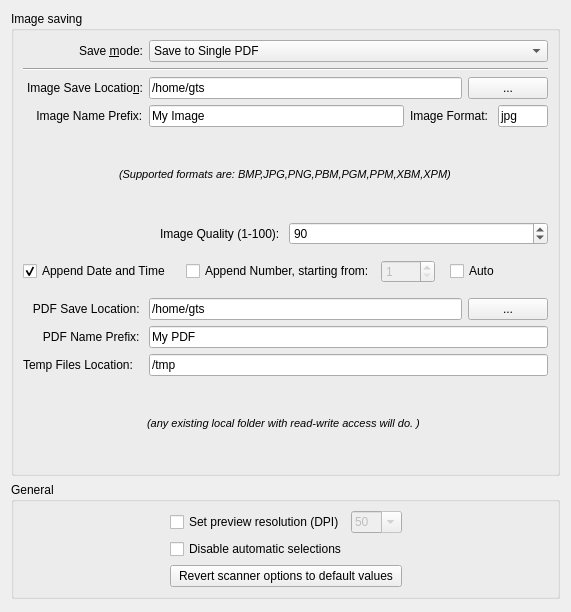
This is src/settings.ui in tsitsos/kde-easy-scan as Qt 5 draws it before an edit. The edited form follows.
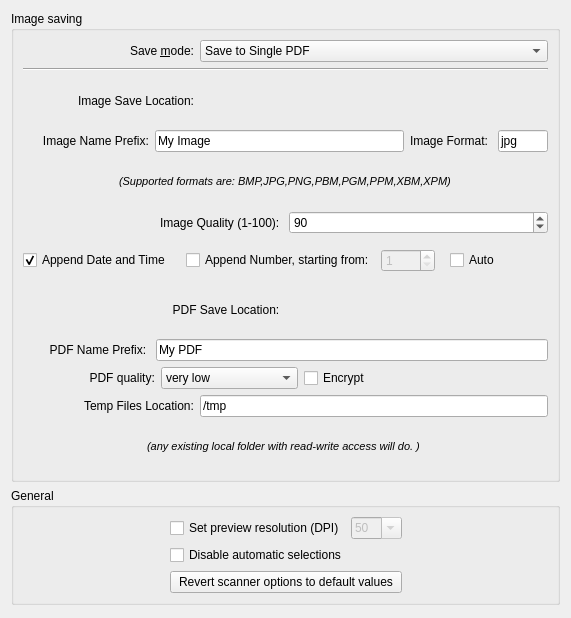
This is the edited form. Custom widgets are drawn as their Qt base class.

The edit to the form file:
```diff
--- a/src/settings.ui
+++ b/src/settings.ui
@@ -7,7 +7,7 @@
     <x>0</x>
     <y>0</y>
     <width>571</width>
-    <height>612</height>
+    <height>618</height>
    </rect>
   </property>
   <property name="minimumSize">
@@ -147,7 +147,28 @@
       <string>Image saving</string>
      </property>
      <layout class="QGridLayout" name="gridLayout">
-      <item row="10" column="0">
+      <item row="8" column="0" colspan="3">
+       <layout class="QHBoxLayout" name="horizontalLayout_5">
+        <item alignment="Qt::AlignRight">
+         <widget class="QLabel" name="label_10">
+          <property name="toolTip">
+           <string>&lt;html&gt;&lt;head/&gt;&lt;body&gt;&lt;p&gt;Default location for saving PDF files.&lt;/p&gt;&lt;/body&gt;&lt;/html&gt;</string>
+          </property>
+          <property name="text">
+           <string>     PDF Save Location: </string>
+          </property>
+         </widget>
+        </item>
+        <item>
+         <widget class="KUrlRequester" name="savePdfDir">
+          <property name="mode">
+           <set>KFile::Directory</set>
+          </property>
+         </widget>
+        </item>
+       </layout>
+      </item>
+      <item row="11" column="0" alignment="Qt::AlignRight">
        <widget class="QLabel" name="label_3">
         <property name="text">
          <string>Temp Files Location:</string>
@@ -180,32 +201,6 @@
         </property>
        </widget>
       </item>
-      <item row="3" column="1">
-       <widget class="QLineEdit" name="saveImgDir">
-        <property name="toolTip">
-         <string>&lt;html&gt;&lt;head/&gt;&lt;body&gt;&lt;p&gt;Default location for saving images.&lt;/p&gt;&lt;/body&gt;&lt;/html&gt;</string>
-        </property>
-        <property name="text">
-         <string>/home/gts</string>
-        </property>
-       </widget>
-      </item>
-      <item row="3" column="2">
-       <widget class="QPushButton" name="getImgDirButton">
-        <property name="sizePolicy">
-         <sizepolicy hsizetype="Fixed" vsizetype="Fixed">
-          <horstretch>0</horstretch>
-          <verstretch>0</verstretch>
-         </sizepolicy>
-        </property>
-        <property name="toolTip">
-         <string>&lt;html&gt;&lt;head/&gt;&lt;body&gt;&lt;p&gt;Choose directory.&lt;/p&gt;&lt;/body&gt;&lt;/html&gt;</string>
-        </property>
-        <property name="text">
-         <string>...</string>
-        </property>
-       </widget>
-      </item>
       <item row="1" column="1" colspan="2">
        <widget class="QComboBox" name="saveMode">
         <property name="toolTip">
@@ -245,7 +240,7 @@
          <string>&lt;html&gt;&lt;head/&gt;&lt;body&gt;&lt;p&gt;Default location for saving images.&lt;/p&gt;&lt;/body&gt;&lt;/html&gt;</string>
         </property>
         <property name="text">
-         <string> Image Save Locatio&amp;n:</string>
+         <string>   Image Save Location:</string>
         </property>
         <property name="alignment">
          <set>Qt::AlignRight|Qt::AlignTrailing|Qt::AlignVCenter</set>
@@ -255,13 +250,20 @@
         </property>
        </widget>
       </item>
-      <item row="10" column="1" colspan="2">
+      <item row="11" column="1" colspan="2">
        <widget class="QLineEdit" name="tmpDir">
         <property name="text">
          <string>/tmp</string>
         </property>
        </widget>
       </item>
+      <item row="3" column="1">
+       <widget class="KUrlRequester" name="saveImgDir">
+        <property name="mode">
+         <set>KFile::Directory</set>
+        </property>
+       </widget>
+      </item>
       <item row="5" column="0" colspan="3" alignment="Qt::AlignHCenter">
        <widget class="QLabel" name="label_8">
         <property name="font">
@@ -275,7 +277,7 @@
         </property>
        </widget>
       </item>
-      <item row="11" column="0" colspan="3" alignment="Qt::AlignHCenter">
+      <item row="12" column="0" colspan="3" alignment="Qt::AlignHCenter">
        <widget class="QLabel" name="label_5">
         <property name="font">
          <font>
@@ -318,40 +320,6 @@
         </item>
        </layout>
       </item>
-      <item row="8" column="0" colspan="3">
-       <layout class="QHBoxLayout" name="horizontalLayout_5">
-        <item alignment="Qt::AlignRight">
-         <widget class="QLabel" name="label_10">
-          <property name="toolTip">
-           <string>&lt;html&gt;&lt;head/&gt;&lt;body&gt;&lt;p&gt;Default location for saving PDF files.&lt;/p&gt;&lt;/body&gt;&lt;/html&gt;</string>
-          </property>
-          <property name="text">
-           <string>   PDF Save Location: </string>
-          </property>
-         </widget>
-        </item>
-        <item>
-         <widget class="QLineEdit" name="savePdfDir">
-          <property name="toolTip">
-           <string>&lt;html&gt;&lt;head/&gt;&lt;body&gt;&lt;p&gt;Default location for saving PDF files.&lt;/p&gt;&lt;/body&gt;&lt;/html&gt;</string>
-          </property>
-          <property name="text">
-           <string>/home/gts</string>
-          </property>
-         </widget>
-        </item>
-        <item>
-         <widget class="QPushButton" name="getPdfDirButton">
-          <property name="toolTip">
-           <string>&lt;html&gt;&lt;head/&gt;&lt;body&gt;&lt;p&gt;Choose directory.&lt;/p&gt;&lt;/body&gt;&lt;/html&gt;</string>
-          </property>
-          <property name="text">
-           <string>...</string>
-          </property>
-         </widget>
-        </item>
-       </layout>
-      </item>
       <item row="9" column="0" colspan="3">
        <layout class="QHBoxLayout" name="horizontalLayout_6">
         <item alignment="Qt::AlignRight">
@@ -360,7 +328,7 @@
            <string>&lt;html&gt;&lt;head/&gt;&lt;body&gt;&lt;p&gt;Default filename prefix when saving a documnet as PDF file.&lt;/p&gt;&lt;/body&gt;&lt;/html&gt;</string>
           </property>
           <property name="text">
-           <string>      PDF Name Prefix: </string>
+           <string>        PDF Name Prefix: </string>
           </property>
          </widget>
         </item>
@@ -384,7 +352,7 @@
            <string>&lt;html&gt;&lt;head/&gt;&lt;body&gt;&lt;p&gt;Default filename prefix when saving a documnet as image.&lt;/p&gt;&lt;/body&gt;&lt;/html&gt;</string>
           </property>
           <property name="text">
-           <string>    Image Name Prefix:</string>
+           <string>      Image Name Prefix:</string>
           </property>
          </widget>
         </item>
@@ -491,11 +459,78 @@
         </item>
        </layout>
       </item>
+      <item row="10" column="0" colspan="2">
+       <layout class="QHBoxLayout" name="horizontalLayout_7">
+        <item alignment="Qt::AlignLeft">
+         <widget class="QLabel" name="label_2">
+          <property name="toolTip">
+           <string>&lt;html&gt;&lt;head/&gt;&lt;body&gt;&lt;p&gt;This affects the reuslting file size of the PDF file.&lt;/p&gt;&lt;p&gt;Higher quality means larger file.&lt;/p&gt;&lt;/body&gt;&lt;/html&gt;</string>
+          </property>
+          <property name="text">
+           <string>                    PDF quality:</string>
+          </property>
+         </widget>
+        </item>
+        <item>
+         <widget class="QComboBox" name="pdfQuality">
+          <property name="sizePolicy">
+           <sizepolicy hsizetype="Expanding" vsizetype="Fixed">
+            <horstretch>0</horstretch>
+            <verstretch>0</verstretch>
+           </sizepolicy>
+          </property>
+          <property name="toolTip">
+           <string>&lt;html&gt;&lt;head/&gt;&lt;body&gt;&lt;p&gt;This affects the reuslting file size of the PDF file.&lt;/p&gt;&lt;p&gt;Higher quality means larger file.&lt;/p&gt;&lt;/body&gt;&lt;/html&gt;</string>
+          </property>
+          <property name="editable">
+           <bool>false</bool>
+          </property>
+          <item>
+           <property name="text">
+            <string>very low</string>
+           </property>
+          </item>
+          <item>
+           <property name="text">
+            <string>low</string>
+           </property>
+          </item>
+          <item>
+           <property name="text">
+            <string>high</string>
+           </property>
+          </item>
+          <item>
+           <property name="text">
+            <string>very high</string>
+           </property>
+          </item>
+         </widget>
+        </item>
+        <item alignment="Qt::AlignRight">
+         <widget class="QCheckBox" name="pdfEncrypt">
+          <property name="toolTip">
+           <string>&lt;html&gt;&lt;head/&gt;&lt;body&gt;&lt;p&gt;Enable this if you want to encrypt your file.&lt;/p&gt;&lt;p&gt;You'll be prompted to enter a password when the PDF file is ready.&lt;/p&gt;&lt;/body&gt;&lt;/html&gt;</string>
+          </property>
+          <property name="text">
+           <string>Encrypt</string>
+          </property>
+         </widget>
+        </item>
+       </layout>
+      </item>
      </layout>
     </widget>
    </item>
   </layout>
  </widget>
+ <customwidgets>
+  <customwidget>
+   <class>KUrlRequester</class>
+   <extends>QWidget</extends>
+   <header>kurlrequester.h</header>
+  </customwidget>
+ </customwidgets>
  <resources/>
  <connections>
   <connection>
```
Left out of the diff: 3 changed lines with no effect on the pictures.
